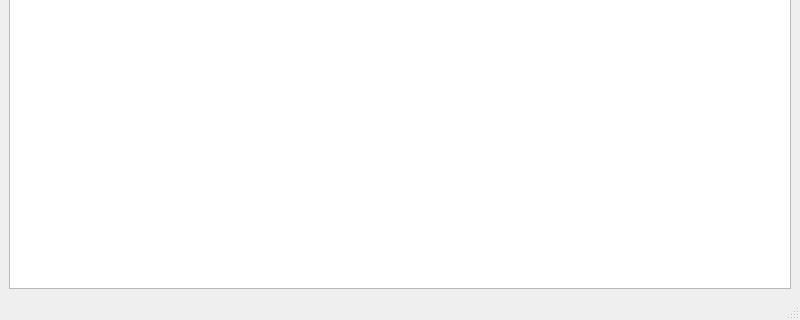
MeSH-D012563/proizv2, file main.ui: the form before one commit; both pictures show x 0 to 800 and y 280 to 600 of the 800 by 600 pixel window.
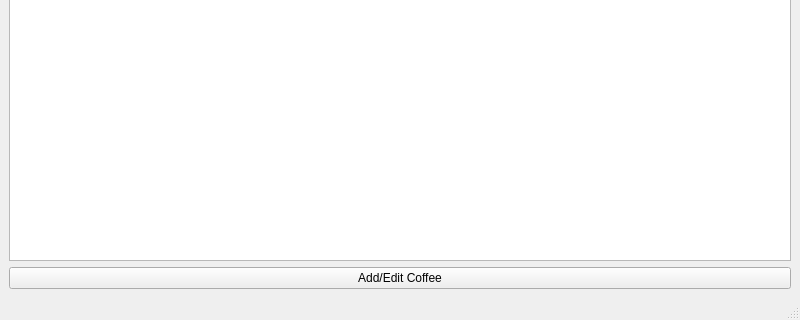
The form after the commit.

Commit message: Initial commit with coffee database application

```diff
--- a/main.ui
+++ b/main.ui
@@ -18,6 +18,13 @@
     <item>
      <widget class="QTableWidget" name="tableWidget"/>
     </item>
+    <item>
+     <widget class="QPushButton" name="pushButton">
+      <property name="text">
+       <string>Add/Edit Coffee</string>
+      </property>
+     </widget>
+    </item>
    </layout>
   </widget>
   <widget class="QMenuBar" name="menubar">
```
The commit also changes 2 other files.
